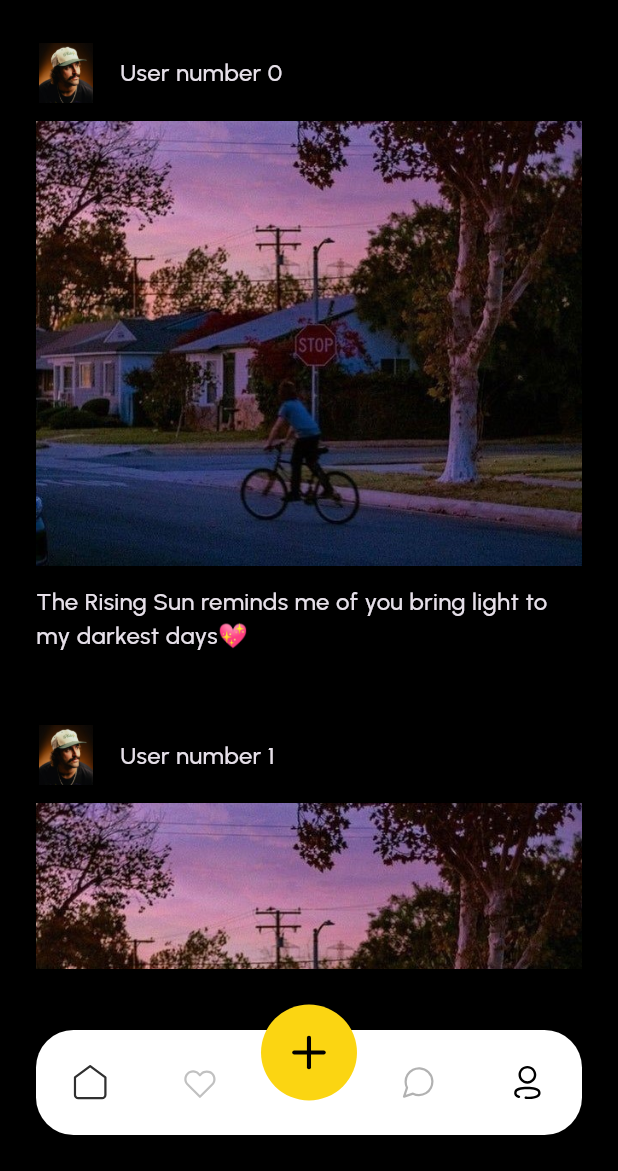
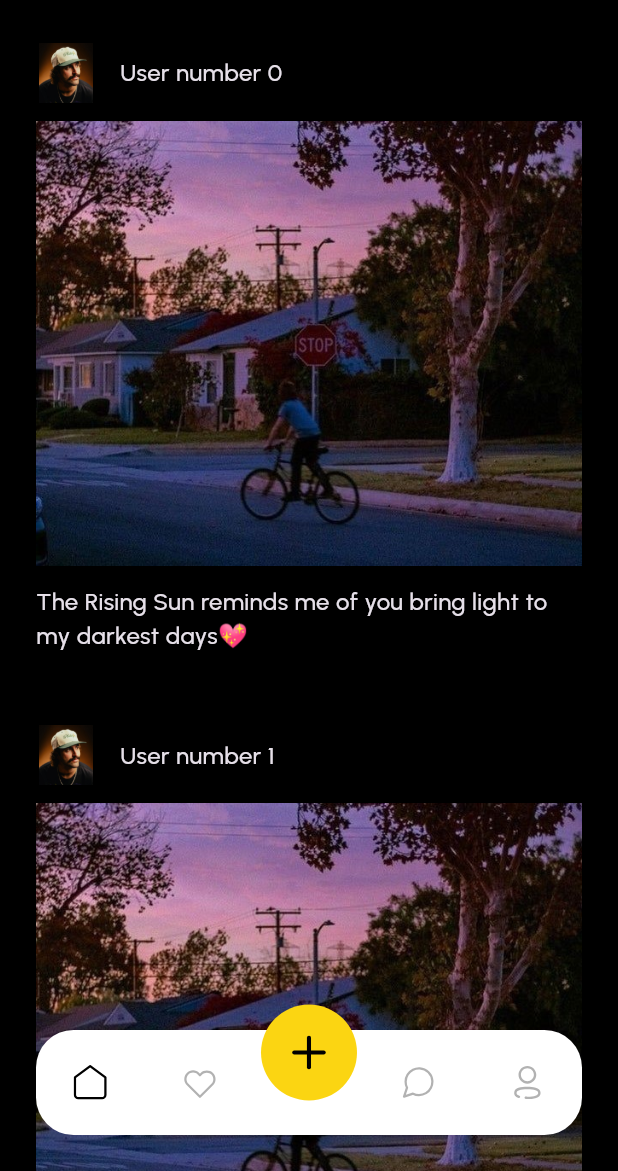
Before and after one commit to rhitverse/flutter, a Flutter app: the MainPage screen opened by its route, on a phone screen of 412 x 824 dp, the part 65-1236 px from its top. Run offline on Flutter 3.47's test engine with Material 3 defaults, Android fonts, the light colour scheme and no system bars; our stand-ins replace flutter_svg.

Commit message:
flutter15

```diff
--- /dev/null
+++ b/lib/components/bottom_navigation_item.dart
@@ -0,0 +1,27 @@
+import 'package:flutter/material.dart';
+import 'package:flutter_svg/svg.dart';
+
+import '../pages/main_page.dart';
+
+
+class BottomNavigationItem extends StatelessWidget {
+final VoidCallback onPressed;
+final String icon;
+final Menus current;
+final Menus name;
+  const BottomNavigationItem(
+{super.key,required this.onPressed,required this.current, required this.icon , required this.name});
+
+  @override
+  Widget build(BuildContext context) {
+    return IconButton(onPressed: onPressed,
+        icon: SvgPicture.asset(
+            icon,
+            colorFilter: ColorFilter.mode(
+                current == name
+                    ?Colors.black
+                    :Colors.black.withOpacity(0.3),
+                BlendMode.srcIn)
+        ));
+  }
+}
--- a/lib/pages/main_page.dart
+++ b/lib/pages/main_page.dart
@@ -1,3 +1,4 @@
+import 'package:coading/components/bottom_navigation_item.dart';
 import 'package:coading/config/app_icon.dart';
 import 'package:coading/pages/home_page.dart';
 import 'package:coading/pages/profile_page.dart';
@@ -19,14 +20,15 @@ class _MainPageState extends State<MainPage> {
   @override
   Widget build(BuildContext context) {
     return Scaffold(
+      extendBody: true,
       body: pages[currentIndex.index],
       bottomNavigationBar: MyButtonNavigation(
-          currentIndex: currentIndex.index,
+        currentIndex: currentIndex,
         onTap: (value) {
-            setState(() {
-              currentIndex = value;
-            });
-            },
+          setState(() {
+            currentIndex = value;
+          });
+        },
       ),
     );
   }
@@ -35,7 +37,7 @@ class _MainPageState extends State<MainPage> {
     HomePage(),
     Center(
       child: Text('Favorite'),
-  ),
+    ),
     Center(
       child: Text('Add Post'),
     ),
@@ -53,7 +55,7 @@ enum Menus{
   user,
 }
 class MyButtonNavigation extends StatelessWidget {
-  final int currentIndex;
+  final Menus currentIndex;
   final ValueChanged<Menus> onTap;
   const MyButtonNavigation(
       {super.key, required this.currentIndex, required this.onTap});
@@ -77,19 +79,34 @@ class MyButtonNavigation extends StatelessWidget {
               child: Row(
                 children: [
                   Expanded(
-                      child: IconButton(onPressed: () =>onTap(Menus.home),
-
-                          icon: SvgPicture.asset(AppIcon.icHome))),
+                      child:
+                       BottomNavigationItem(
+                           onPressed: () =>onTap(Menus.home),
+                           icon: AppIcon.icHome,
+                           current: currentIndex,
+                           name: Menus.home),
+                ),
                   Expanded(
-                      child: IconButton(onPressed: () =>onTap(Menus.favorite),
-                          icon: SvgPicture.asset(AppIcon.icFavorite))),
+                      child: BottomNavigationItem(
+                  onPressed: () =>onTap(Menus.favorite),
+                  icon: AppIcon.icFavorite,
+                  current: currentIndex,
+                  name: Menus.favorite)
+                   ),
                   Spacer(),
                   Expanded(
-                      child: IconButton(onPressed: () =>onTap(Menus.massages),
-                          icon: SvgPicture.asset(AppIcon.icMessage))),
+                      child:
+                      BottomNavigationItem(
+                          onPressed: () =>onTap(Menus.massages),
+                          icon: AppIcon.icMessage,
+                          current: currentIndex,
+                          name: Menus.massages)),
                   Expanded(
-                      child: IconButton(onPressed: () =>onTap(Menus.user),
-                          icon: SvgPicture.asset(AppIcon.icUser))),
+                      child: BottomNavigationItem(
+                          onPressed: () =>onTap(Menus.user),
+                          icon: AppIcon.icUser,
+                          current: currentIndex,
+                          name: Menus.user)),
 
                 ],
               ),
```
Also changed, not shown: assets/svg/ic_fav.svg, assets/svg/ic_sms.svg.
